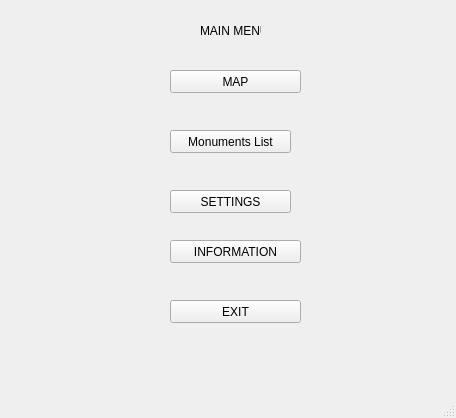
The window that app/ui/main_menu_window.ui (reisenbest/PPK_ARCHEOMAP) describes before a commit, drawn with Qt 5.
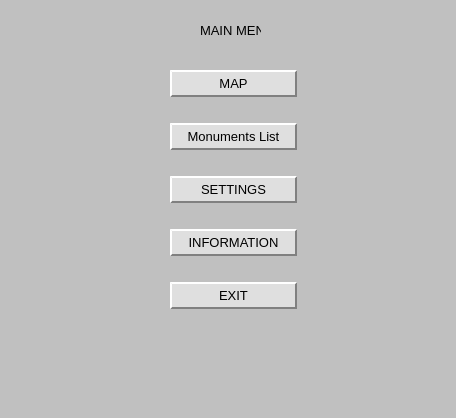
The same window after the commit.

Patch:
```diff
--- a/app/ui/main_menu_window.ui
+++ b/app/ui/main_menu_window.ui
@@ -13,72 +13,60 @@
   <property name="windowTitle">
    <string>MainWindow</string>
   </property>
+  <property name="styleSheet">
+   <string notr="true">QWidget {
+    background: #c0c0c0;
+    font-family: Tahoma, Arial, sans-serif;
+    color: #000;
+    font-size: 13px;
+}
+
+QLabel {
+    font-weight: normal;
+    color: #000;
+    background: transparent;
+}
+
+QLineEdit, QTextEdit, QDoubleSpinBox {
+    background: #fff;
+    border: 2px solid #808080;
+    border-radius: 0px;
+    padding: 2px 4px;
+    font-size: 13px;
+    color: #000;
+}
+
+QPushButton {
+    background: #dfdfdf;
+    border: 2px outset #fff;
+    border-bottom: 2px solid #808080;
+    border-right: 2px solid #808080;
+    border-radius: 0px;
+    padding: 4px 16px;
+    font-size: 13px;
+    color: #000;
+    min-width: 80px;
+}
+
+QPushButton:pressed {
+    border: 2px inset #808080;
+    background: #bdbdbd;
+}
+
+QTextBrowser {
+    background: #e0e0e0;
+    border: 2px solid #808080;
+    color: #222;
+    font-size: 12px;
+}
+
+QLabel[styleSheet*=&quot;color: red&quot;] {
+    color: #b22222;
+    font-style: italic;
+    background: transparent;
+}</string>
+  </property>
   <widget class="QWidget" name="centralwidget">
-   <widget class="QPushButton" name="MenuMapButton">
-    <property name="geometry">
-     <rect>
-      <x>170</x>
-      <y>70</y>
-      <width>131</width>
-      <height>23</height>
-     </rect>
-    </property>
-    <property name="text">
-     <string>MAP</string>
-    </property>
-   </widget>
-   <widget class="QPushButton" name="MenuMonumentsListButton">
-    <property name="geometry">
-     <rect>
-      <x>170</x>
-      <y>130</y>
-      <width>121</width>
-      <height>23</height>
-     </rect>
-    </property>
-    <property name="text">
-     <string>Monuments List</string>
-    </property>
-   </widget>
-   <widget class="QPushButton" name="MenuSettingsButton">
-    <property name="geometry">
-     <rect>
-      <x>170</x>
-      <y>190</y>
-      <width>121</width>
-      <height>23</height>
-     </rect>
-    </property>
-    <property name="text">
-     <string>SETTINGS</string>
-    </property>
-   </widget>
-   <widget class="QPushButton" name="MenuInfoButton">
-    <property name="geometry">
-     <rect>
-      <x>170</x>
-      <y>240</y>
-      <width>131</width>
-      <height>23</height>
-     </rect>
-    </property>
-    <property name="text">
-     <string>INFORMATION</string>
-    </property>
-   </widget>
-   <widget class="QPushButton" name="MenuExitButton">
-    <property name="geometry">
-     <rect>
-      <x>170</x>
-      <y>300</y>
-      <width>131</width>
-      <height>23</height>
-     </rect>
-    </property>
-    <property name="text">
-     <string>EXIT</string>
-    </property>
-   </widget>
    <widget class="QLabel" name="MainMenuLabel">
     <property name="geometry">
      <rect>
@@ -92,6 +80,53 @@
      <string>MAIN MENU</string>
     </property>
    </widget>
+   <widget class="QWidget" name="">
+    <property name="geometry">
+     <rect>
+      <x>170</x>
+      <y>50</y>
+      <width>127</width>
+      <height>281</height>
+     </rect>
+    </property>
+    <layout class="QVBoxLayout" name="verticalLayout">
+     <item>
+      <widget class="QPushButton" name="MenuMapButton">
+       <property name="text">
+        <string>MAP</string>
+       </property>
+      </widget>
+     </item>
+     <item>
+      <widget class="QPushButton" name="MenuMonumentsListButton">
+       <property name="text">
+        <string>Monuments List</string>
+       </property>
+      </widget>
+     </item>
+     <item>
+      <widget class="QPushButton" name="MenuSettingsButton">
+       <property name="text">
+        <string>SETTINGS</string>
+       </property>
+      </widget>
+     </item>
+     <item>
+      <widget class="QPushButton" name="MenuInfoButton">
+       <property name="text">
+        <string>INFORMATION</string>
+       </property>
+      </widget>
+     </item>
+     <item>
+      <widget class="QPushButton" name="MenuExitButton">
+       <property name="text">
+        <string>EXIT</string>
+       </property>
+      </widget>
+     </item>
+    </layout>
+   </widget>
   </widget>
   <widget class="QMenuBar" name="menubar">
    <property name="geometry">
```
Left out of the diff: 2 changed lines with no effect on the pictures.
